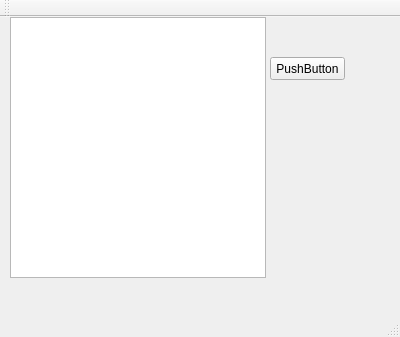
Before: the Qt Designer form mainwindow.ui in Christopher2467/PropertyPlus, drawn with Qt 5.
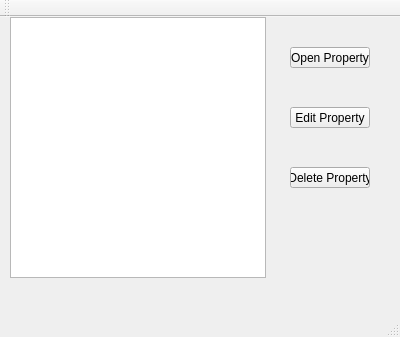
After: the same form once the commit is applied.

Commit message: Changed ui to move buttons off the listview. Also changed the way the objects are passed around to avoid corruption

The edit to the form file:
```diff
--- a/mainwindow.ui
+++ b/mainwindow.ui
@@ -14,19 +14,6 @@
    <string>MainWindow</string>
   </property>
   <widget class="QWidget" name="centralWidget">
-   <widget class="QPushButton" name="formOpen">
-    <property name="geometry">
-     <rect>
-      <x>270</x>
-      <y>40</y>
-      <width>75</width>
-      <height>23</height>
-     </rect>
-    </property>
-    <property name="text">
-     <string>PushButton</string>
-    </property>
-   </widget>
    <widget class="QListView" name="propertyList">
     <property name="geometry">
      <rect>
@@ -37,6 +24,45 @@
      </rect>
     </property>
    </widget>
+   <widget class="QPushButton" name="btnOpen">
+    <property name="geometry">
+     <rect>
+      <x>290</x>
+      <y>30</y>
+      <width>80</width>
+      <height>21</height>
+     </rect>
+    </property>
+    <property name="text">
+     <string>Open Property</string>
+    </property>
+   </widget>
+   <widget class="QPushButton" name="btnEdit">
+    <property name="geometry">
+     <rect>
+      <x>290</x>
+      <y>90</y>
+      <width>80</width>
+      <height>21</height>
+     </rect>
+    </property>
+    <property name="text">
+     <string>Edit Property</string>
+    </property>
+   </widget>
+   <widget class="QPushButton" name="btnDelete">
+    <property name="geometry">
+     <rect>
+      <x>290</x>
+      <y>150</y>
+      <width>80</width>
+      <height>21</height>
+     </rect>
+    </property>
+    <property name="text">
+     <string>Delete Property</string>
+    </property>
+   </widget>
   </widget>
   <widget class="QMenuBar" name="menuBar">
    <property name="geometry">
```
Left out of the diff: 2 changed lines with no effect on the pictures. The commit also changes 2 other files.
